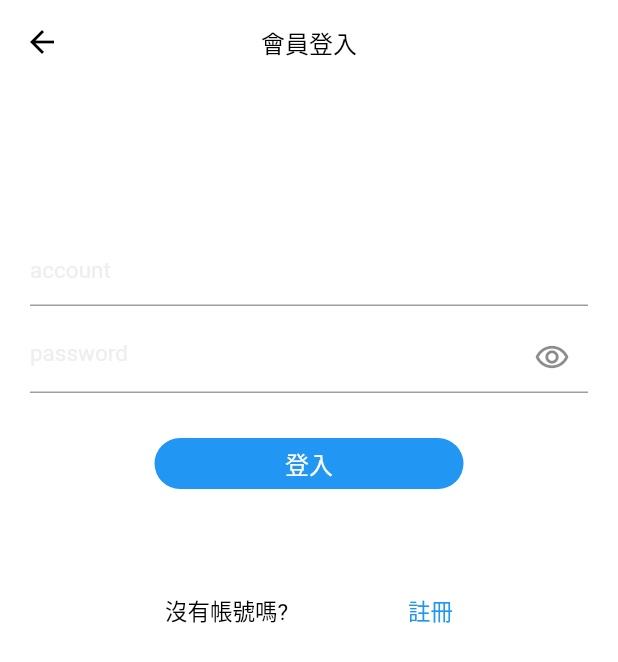
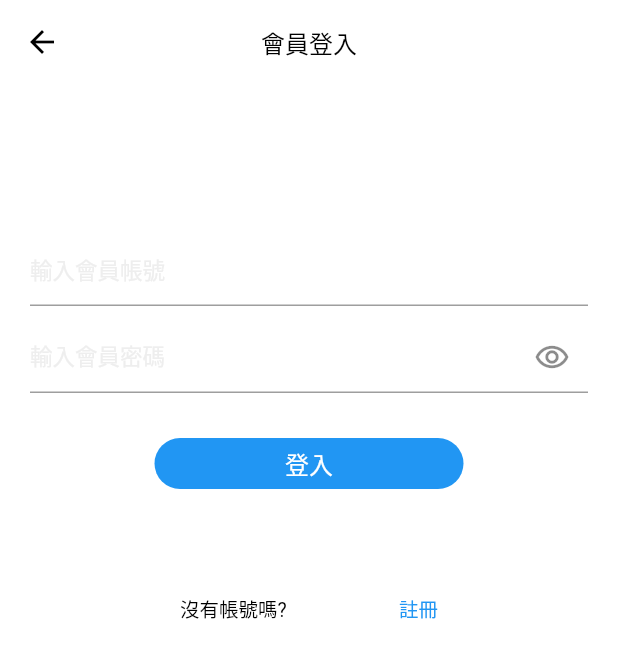
Before and after one commit to CPMoviePHil/e_shopping, a Flutter app: the Login screen opened directly, on a phone screen of 412 x 824 dp. Shown: the top 662 px of the screen. Run offline on Flutter 3.47's test engine with Material 2 defaults, Android fonts, the light colour scheme and no system bars; our stand-ins replace cached_network_image, carousel_slider, firebase_core, firebase_messaging, flutter_local_notifications, logger and 1 more; accounts and stored records are empty; network calls fail.

Commit message:
調整登入+註冊頁面

```diff
--- /dev/null
+++ b/lib/providers/signup_notifier.dart
@@ -0,0 +1,11 @@
+import 'package:flutter/cupertino.dart';
+
+class SignupNotifier with ChangeNotifier {
+
+  bool hidePassword = true;
+
+  void changeHidePassword() {
+    hidePassword = !hidePassword;
+    notifyListeners();
+  }
+}
--- a/lib/screens/login.dart
+++ b/lib/screens/login.dart
@@ -1,5 +1,7 @@
 import 'package:e_shopping/providers/loading_server_data_notifier.dart';
 import 'package:e_shopping/providers/login_notifier.dart';
+import 'package:e_shopping/providers/signup_notifier.dart';
+import 'package:e_shopping/screens/signup.dart';
 import 'package:e_shopping/screens/user_data_loading.dart';
 import 'package:e_shopping/utils/app_libs.dart';
 import 'package:e_shopping/utils/widgets_helper.dart';
@@ -15,22 +17,15 @@ class Login extends StatelessWidget {
   @override
 
   Widget build(BuildContext context) {
-    // TODO: implement build
     return SafeArea(
       child: Scaffold(
-        appBar: AppBar(
-          leading: IconButton(
-            icon: const Icon(Icons.arrow_back, color: Colors.black),
-            onPressed: () => Navigator.of(context).pop(),
+        appBar: AppLibScreen.commonAppBar(
+          context: context,
+          appBarMsg: "會員登入",
         ),
-          elevation: 0,
-          backgroundColor: Colors.white,
-          centerTitle: true,
-          title: AppLibScreen.appText(
-            text: "會員登入",
-          ),
-        ),
-        body: Container(
+        body: InkWell(
+          onTap: () => FocusScope.of(context).requestFocus(FocusNode()),
+          child: Container(
             color: Colors.white,
             padding: const EdgeInsets.symmetric(
               horizontal: 20,
@@ -63,8 +58,8 @@ class Login extends StatelessWidget {
                 const SizedBox(height: 50,),
                 TextFormField(
                   controller: accountController,
-                decoration: WidgetsHelper.inputDecoration(
-                  hintText: "account",
+                  decoration: AppLibScreen.inputDecoration(
+                    hintText: "輸入會員帳號",
                   ),
                 ),
                 const SizedBox(height: 10,),
@@ -73,8 +68,8 @@ class Login extends StatelessWidget {
                     return TextFormField(
                       controller: passwordController,
                       obscureText: login.hidePassword,
-                    decoration: WidgetsHelper.inputDecoration(
-                      hintText: "password",
+                      decoration: AppLibScreen.inputDecoration(
+                        hintText: "輸入會員密碼",
                         suffixIcon: login.hidePassword
                             ? Icons.remove_red_eye_outlined
                             : Icons.remove_red_eye,
@@ -91,6 +86,7 @@ class Login extends StatelessWidget {
                     children: [
                       GestureDetector(
                         onTap: () async {
+                          FocusScope.of(context).requestFocus(FocusNode());
                           await Provider.of<LoginNotifier>(
                             context,
                             listen: false,
@@ -144,12 +140,24 @@ class Login extends StatelessWidget {
                 ),
                 const SizedBox(height: 70,),
                 Container(
-                padding: const EdgeInsets.symmetric(horizontal: 90,),
+                  padding: const EdgeInsets.symmetric(horizontal: 100,),
                   child: Row(
                     mainAxisAlignment: MainAxisAlignment.spaceBetween,
                     children: [
                       AppLibScreen.appText(text: "沒有帳號嗎?", textSize: "small",),
                       GestureDetector(
+                        onTap: () {
+                          Navigator.push(
+                            context,
+                            MaterialPageRoute(
+                              builder: (context) => ChangeNotifierProvider(
+                                create: (context) => SignupNotifier(),
+                                child: Signup(),
+                              ),
+                            ),
+                          );
+                          FocusScope.of(context).requestFocus(FocusNode());
+                        },
                         child: AppLibScreen.appText(
                           text: "註冊",
                           fontColor: Theme.of(context).accentColor,
@@ -163,6 +171,7 @@ class Login extends StatelessWidget {
             ),
           ),
         ),
+      ),
     );
   }
 }
--- a/lib/utils/app_libs.dart
+++ b/lib/utils/app_libs.dart
@@ -53,7 +53,7 @@ class AppLibScreen {
         fontSize = 25;
         break;
       case "small":
-        fontSize = 15;
+        fontSize = 13;
         break;
       case "medium":
       default :
@@ -86,4 +86,47 @@ class AppLibScreen {
       errorWidget: (context, url, error) => Icon(Icons.error),
     );
   }
+
+  static InputDecoration inputDecoration ({
+    @required String hintText,
+    Color fontColor,
+    double fontSize = 15,
+    IconData suffixIcon,
+    VoidCallback suffixIconPress,
+  }) {
+    if (fontColor == null) {
+      fontColor = Colors.grey[200];
+    }
+    return InputDecoration(
+      suffixIcon: suffixIcon != null ?
+      IconButton(
+        padding: EdgeInsets.all(0),
+        icon: Icon(suffixIcon,),
+        onPressed: suffixIconPress,
+      ) : null,
+      hintText: hintText,
+      hintStyle: TextStyle(
+        color: fontColor,
+        fontSize: fontSize,
+      ),
+    );
+  }
+
+  static AppBar commonAppBar ({
+    @required BuildContext context,
+    @required String appBarMsg,
+  }) {
+    return AppBar(
+      leading: IconButton(
+        icon: const Icon(Icons.arrow_back, color: Colors.black),
+        onPressed: () => Navigator.of(context).pop(),
+      ),
+      elevation: 0,
+      backgroundColor: Colors.white,
+      centerTitle: true,
+      title: AppLibScreen.appText(
+        text: appBarMsg,
+      ),
+    );
+  }
 }
--- a/lib/utils/widgets_helper.dart
+++ b/lib/utils/widgets_helper.dart
@@ -34,28 +34,4 @@ class WidgetsHelper {
       },
     );
   }
-
-  static InputDecoration inputDecoration ({
-    @required String hintText,
-    Color fontColor,
-    double fontSize = 15,
-    IconData suffixIcon,
-    VoidCallback suffixIconPress,
-  }) {
-    if (fontColor == null) {
-      fontColor = Colors.grey[200];
-    }
-    return InputDecoration(
-      suffixIcon: suffixIcon != null ?
-      IconButton(
-        icon: Icon(suffixIcon),
-        onPressed: suffixIconPress,
-      ) : null,
-      hintText: hintText,
-      hintStyle: TextStyle(
-        color: fontColor,
-        fontSize: fontSize,
-      )
-    );
-  }
 }
```
Also changed, not shown: lib/screens/signup.dart (added, +110 -0 lines). Lines whose indentation alone changed are shown as unchanged.
